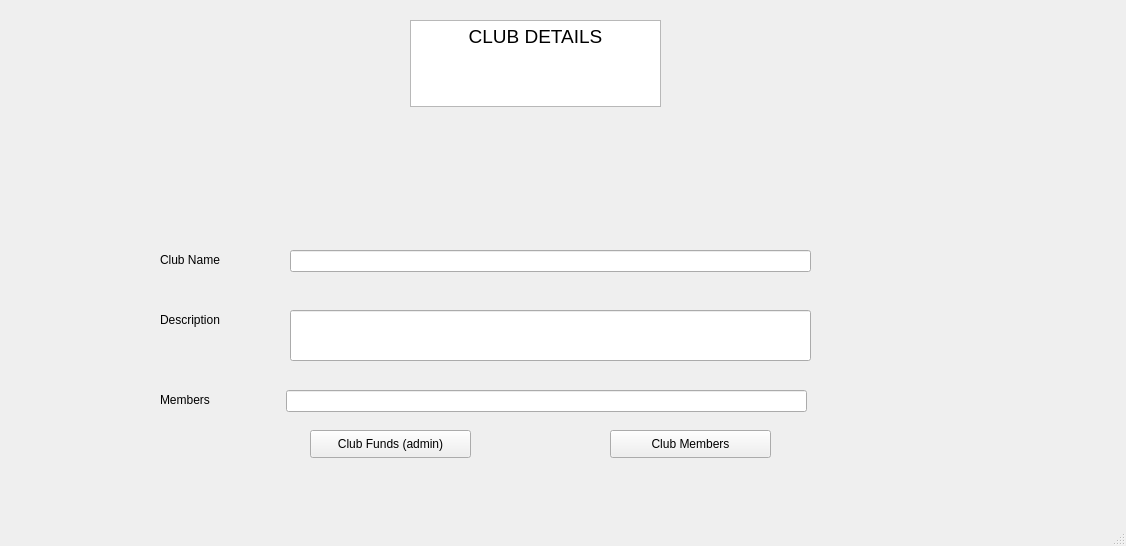
taqiKaAccount/Club-Management-System, file club details.ui: the form before one commit.
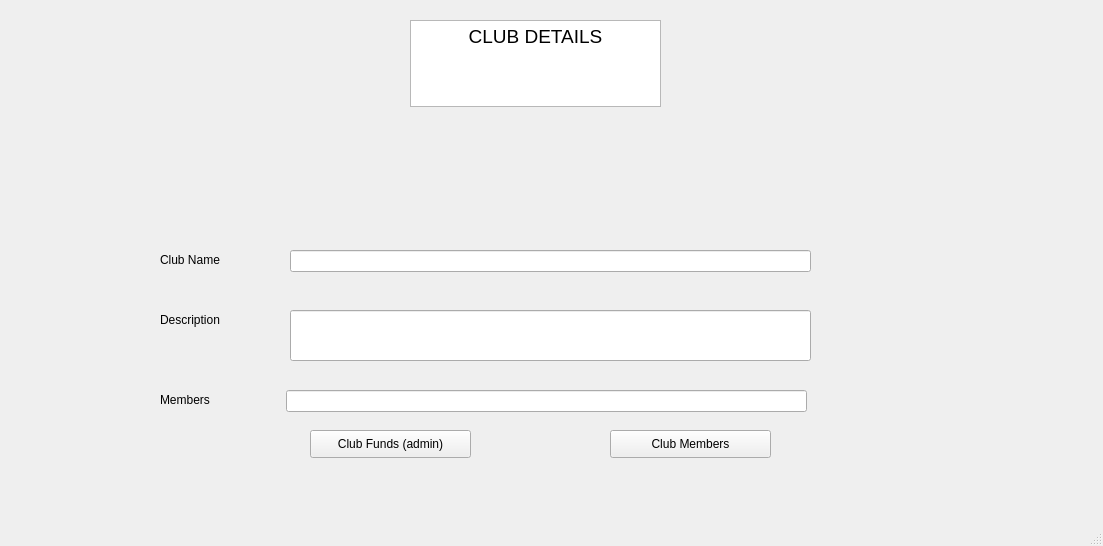
The form after the commit.

Patch:
```diff
--- a/club details.ui
+++ b/club details.ui
@@ -9,7 +9,7 @@
    <rect>
     <x>0</x>
     <y>0</y>
-    <width>1126</width>
+    <width>1103</width>
     <height>546</height>
    </rect>
   </property>
```
Left out of the diff: 2 changed lines with no effect on the pictures.
